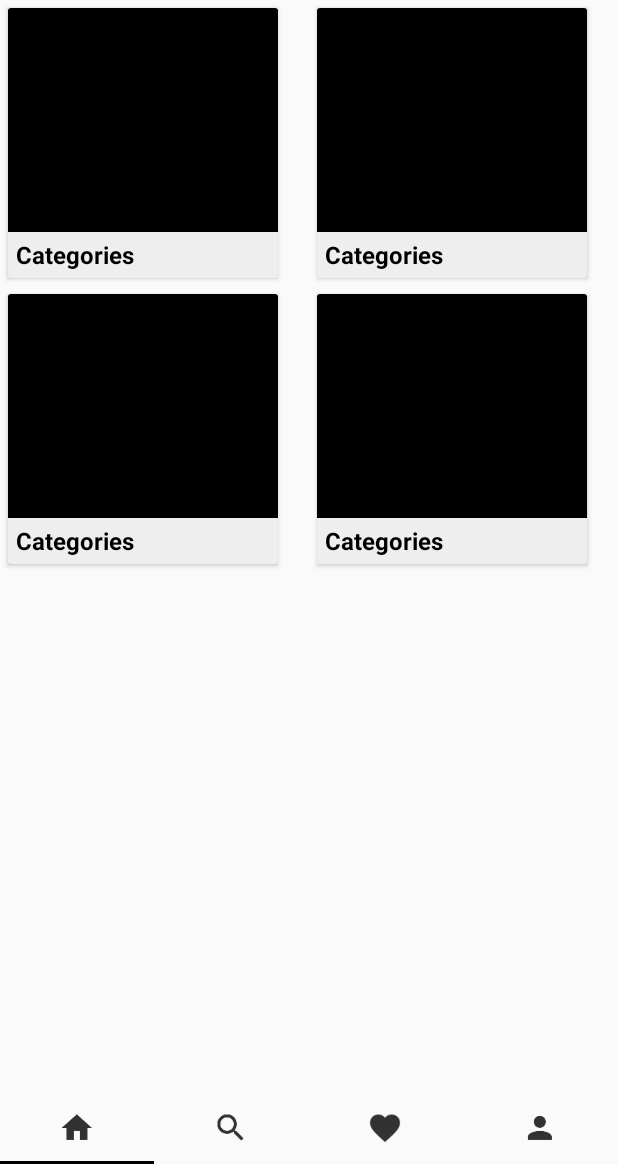
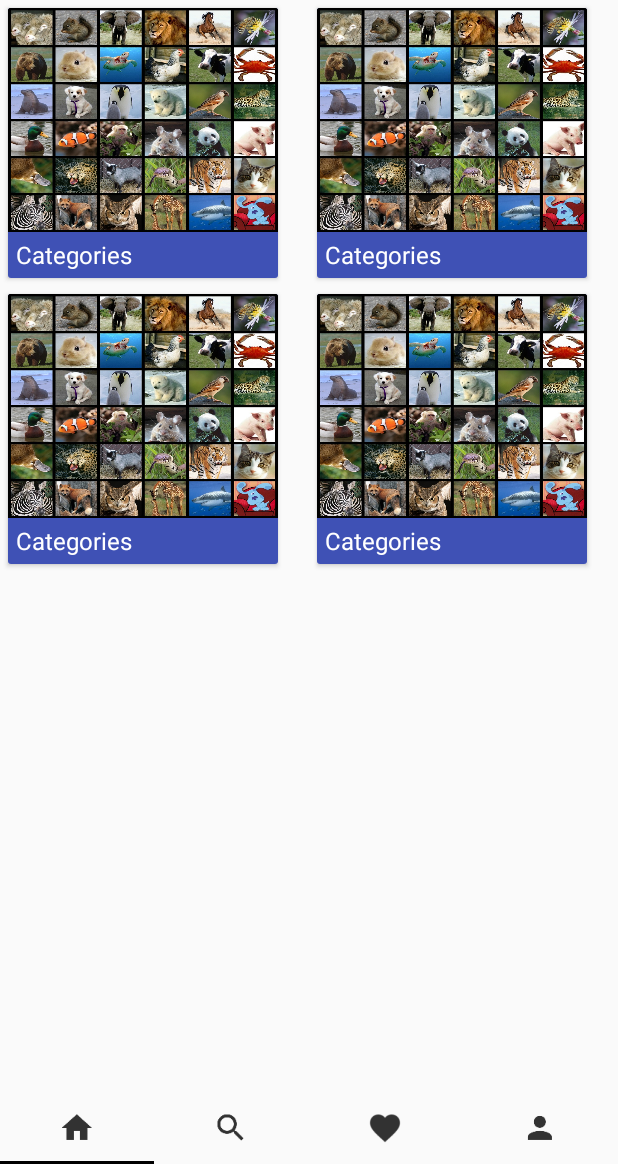
Before and after one commit to shrungBhatt/PhotoGraphy, an Android app: the screen it shows after launch (Activity_HomeScreen), on a phone screen of 412 x 824 dp, the part 72-1236 px from its top. Run offline under Robolectric (Android 15) with nearby library versions, the phone set to English and light mode, and no system bars; our stand-ins replace ButterKnife.

Commit message:
Loading images from assets mechanism added

```diff
--- a/app/src/main/java/adapter/Adapter_CategoriesRecyclerView.java
+++ b/app/src/main/java/adapter/Adapter_CategoriesRecyclerView.java
@@ -1,6 +1,8 @@
 package adapter;
 
 import android.content.Context;
+import android.graphics.Bitmap;
+import android.graphics.BitmapFactory;
 import android.support.v7.widget.RecyclerView;
 import android.view.LayoutInflater;
 import android.view.ViewGroup;
@@ -9,6 +11,7 @@ import android.widget.TextView;
 
 import com.projects.shrungbhatt.photography.R;
 
+import assets_bank.CategoriesBank;
 import butterknife.BindView;
 
 /**
@@ -19,9 +22,11 @@ public class Adapter_CategoriesRecyclerView extends
         RecyclerView.Adapter<Adapter_CategoriesRecyclerView.CategoriesViewHolder> {
 
     private Context mContext;
+    private CategoriesBank categoriesBank;
 
     public Adapter_CategoriesRecyclerView(Context context){
         mContext = context;
+        categoriesBank = new CategoriesBank(context);
     }
 
     @Override
@@ -32,6 +37,11 @@ public class Adapter_CategoriesRecyclerView extends
 
     @Override
     public void onBindViewHolder(CategoriesViewHolder holder, int position) {
+
+//        Bitmap bitmap = categoriesBank.loadDrawable(mContext,"cars.jpg");
+        Bitmap bitmap = categoriesBank.loadDrawable("categories/animals.jpg");
+
+        holder.listItemCategoryImage.setImageBitmap(bitmap);
 
     }
 
--- /dev/null
+++ b/app/src/main/java/assets_bank/CategoriesBank.java
@@ -0,0 +1,59 @@
+package assets_bank;
+
+import android.content.Context;
+import android.content.res.AssetManager;
+import android.graphics.Bitmap;
+import android.graphics.BitmapFactory;
+import android.graphics.drawable.Drawable;
+import android.util.Log;
+
+import java.io.InputStream;
+import java.util.ArrayList;
+import java.util.List;
+
+/**
+ * Created by jigsaw on 20/2/18.
+ */
+
+public class CategoriesBank {
+    private static final String TAG = "CategoriesBank";
+    private static final String CATEGORIES_FOLDER = "categories";
+    private AssetManager mAssets;
+    private String[] categoriesPhotos;
+    private List<String> assetPaths = new ArrayList<>();
+
+    public CategoriesBank(Context context) {
+        mAssets = context.getAssets();
+        loadCategories();
+    }
+
+    private void loadCategories() {
+
+        try {
+            categoriesPhotos = mAssets.list(CATEGORIES_FOLDER);
+            Log.i(TAG, "Found " + categoriesPhotos.length + " categories");
+
+        } catch (Exception e) {
+            e.printStackTrace();
+        }
+        for(String category : categoriesPhotos){
+            String assetPath = CATEGORIES_FOLDER + "/" + category;
+            assetPaths.add(assetPath);
+        }
+    }
+
+    public Bitmap loadDrawable(String name) {
+
+        InputStream stream;
+        try {
+                stream = mAssets.open(name);
+            return BitmapFactory.decodeStream(stream);
+        } catch (Exception ex) {
+
+            Log.e("I/O ERROR", "Failed when ...");
+            return null;
+        }
+    }
+
+
+}
--- /dev/null
+++ b/app/src/main/java/assets_manager/AssetManager_Categories.java
@@ -0,0 +1,10 @@
+package assets_manager;
+
+/**
+ * Created by jigsaw on 20/2/18.
+ */
+
+public class AssetManager_Categories {
+
+
+}
--- a/app/src/main/java/fragments/Fragment_Home.java
+++ b/app/src/main/java/fragments/Fragment_Home.java
@@ -13,6 +13,7 @@ import android.view.ViewGroup;
 import com.projects.shrungbhatt.photography.R;
 
 import adapter.Adapter_CategoriesRecyclerView;
+import assets_bank.CategoriesBank;
 import butterknife.BindView;
 import butterknife.ButterKnife;
 import butterknife.Unbinder;
@@ -26,6 +27,7 @@ public class Fragment_Home extends Fragment {
     @BindView(R.id.home_recycler_view)
     RecyclerView homeRecyclerView;
     Unbinder unbinder;
+    private CategoriesBank categoriesBank;
 
     @Nullable
     @Override
@@ -33,6 +35,8 @@ public class Fragment_Home extends Fragment {
                              @Nullable Bundle savedInstanceState) {
         View v = inflater.inflate(R.layout.fragment_home, container, false);
         unbinder = ButterKnife.bind(this, v);
+
+        categoriesBank = new CategoriesBank(getActivity());
 
         setUpRecyclerView();
 
--- a/app/src/main/res/layout/list_item_photo_categories.xml
+++ b/app/src/main/res/layout/list_item_photo_categories.xml
@@ -12,13 +12,15 @@
     <LinearLayout
         android:layout_width="180dp"
         android:layout_height="180dp"
-        android:orientation="vertical">
+        android:orientation="vertical"
+        android:background="@color/colorPrimary">
 
         <ImageView
             android:id="@+id/list_item_category_image"
             android:layout_width="match_parent"
             android:layout_height="0dp"
             android:layout_weight="1"
+            android:scaleType="fitXY"
             android:background="@android:color/black" />
 
         <TextView
@@ -28,10 +30,10 @@
             android:layout_marginLeft="5dp"
             android:layout_weight="0.2"
             android:gravity="start|center_vertical"
+            android:background="@android:color/transparent"
             android:text="Categories"
-            android:textColor="@android:color/black"
-            android:textSize="@dimen/text_size_16"
-            android:textStyle="bold" />
+            android:textColor="@android:color/white"
+            android:textSize="@dimen/text_size_16"/>
 
     </LinearLayout>
 
```
Also changed, not shown: app/src/main/assets/categories/animals.jpg (added), app/src/main/assets/categories/cars.jpg (added), app/src/main/assets/categories/food.jpg (added), app/src/main/assets/categories/nature.jpg (added), app/src/main/assets/photos/elephant.jpg (added), app/src/main/assets/photos/evening_mountain.jpg (added), app/src/main/assets/photos/ford.jpg (added), app/src/main/assets/photos/lamborgini.jpg (added), app/src/main/assets/photos/lion.jpg (added), app/src/main/assets/photos/noodles.jpg (added), app/src/main/assets/photos/pasta.jpg (added), app/src/main/assets/photos/porche.jpg (added).
